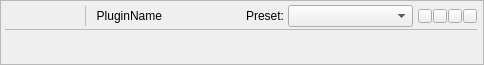
First picture: the form in resources/ui/carla_plugin_zynfx.ui, repository falkTX/Carla, before the edit.
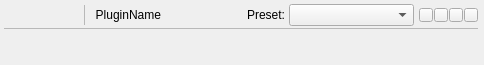
Second picture: the form after the edit. Icons and pictures are not drawn. Custom widgets are drawn as their Qt base class.

```diff
--- a/resources/ui/carla_plugin_zynfx.ui
+++ b/resources/ui/carla_plugin_zynfx.ui
@@ -16,12 +16,6 @@
   <property name="windowTitle">
    <string>Frame</string>
   </property>
-  <property name="frameShape">
-   <enum>QFrame::StyledPanel</enum>
-  </property>
-  <property name="frameShadow">
-   <enum>QFrame::Raised</enum>
-  </property>
   <layout class="QVBoxLayout" name="verticalLayout">
    <property name="spacing">
     <number>0</number>
@@ -444,7 +438,7 @@
         <number>4</number>
        </property>
        <property name="topMargin">
-        <number>2</number>
+        <number>0</number>
        </property>
        <property name="rightMargin">
         <number>4</number>
```
